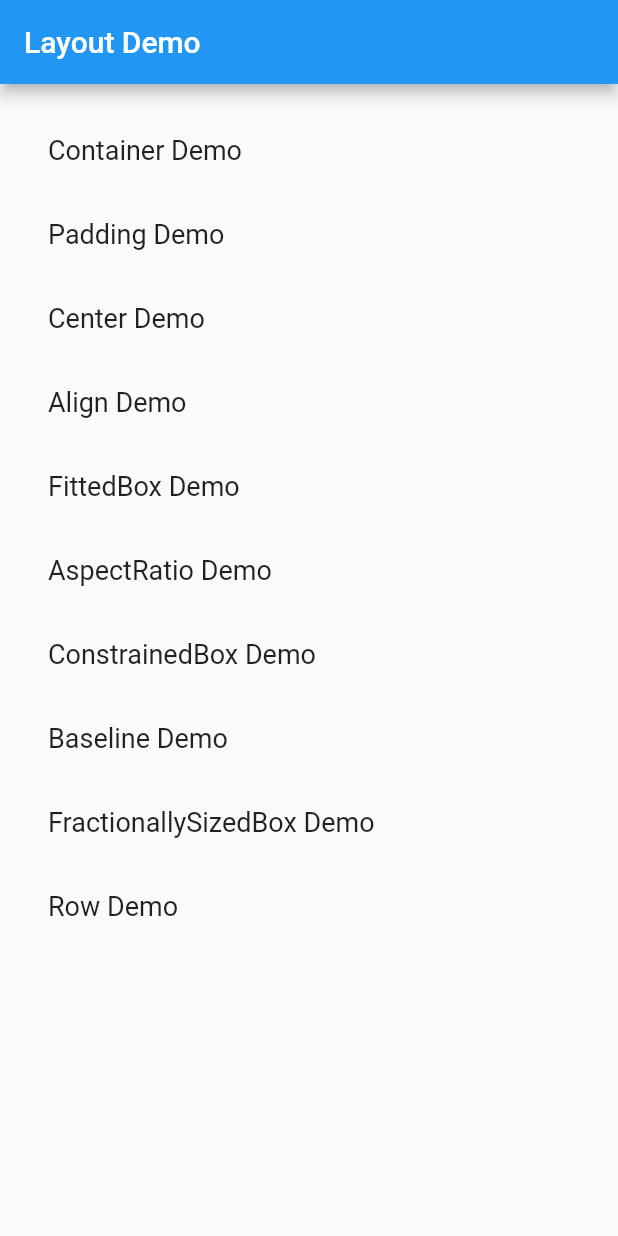
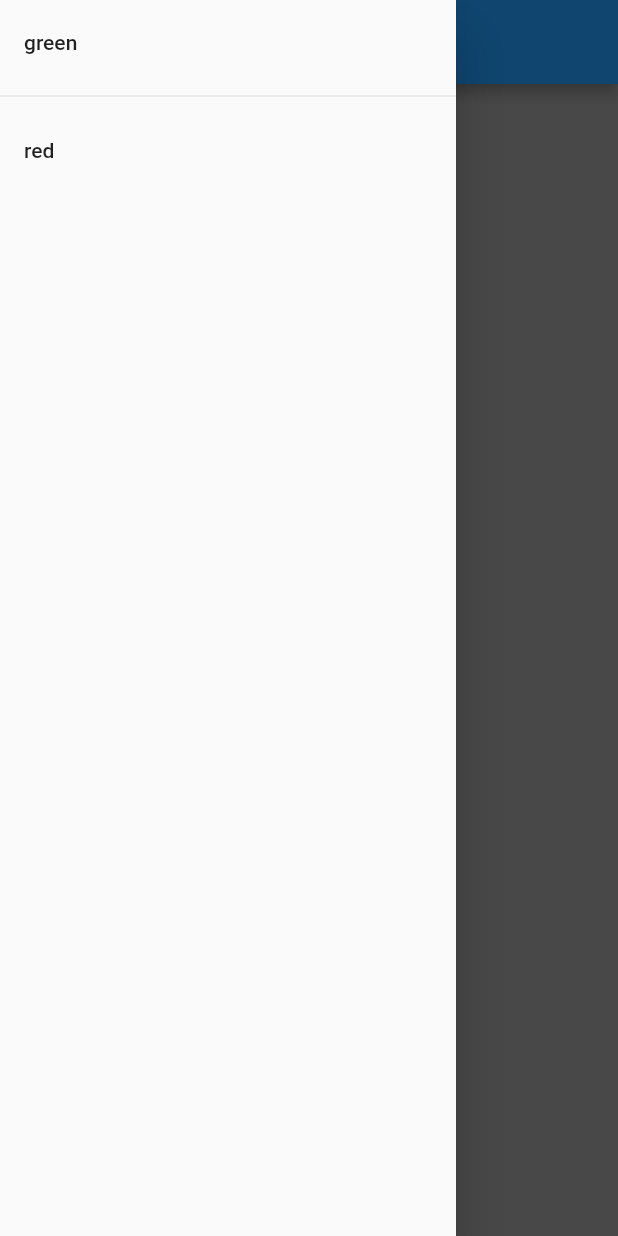
Before and after one commit to lhalcyon/flutter_study, a Flutter app: the screen it shows after launch, with the side drawer open (before the commit the screen has no drawer), on a phone screen of 412 x 824 dp. Run offline on Flutter 3.47's test engine with Material 2 defaults, Android fonts, the phone set to English and light mode, and no system bars.

Commit message:
todo drawer bind page

```diff
--- /dev/null
+++ b/lib/drawer/drawer.dart
@@ -0,0 +1,25 @@
+import 'package:flutter/material.dart';
+
+
+class DemoDrawer extends StatelessWidget {
+
+
+  @override
+  Widget build(BuildContext context) {
+      final List<Widget> allDrawerItems = <Widget> [
+          new ListTile(
+            title: const Text('green'),
+          ),
+          const Divider(),
+          new ListTile(
+            title: const Text('red'),
+          )
+      ];
+
+      return new Drawer(
+        child: new ListView(
+          primary: false,children: allDrawerItems,
+        ),
+      );
+  }
+}
--- a/lib/main.dart
+++ b/lib/main.dart
@@ -1,117 +1,40 @@
 import 'package:flutter/material.dart';
-import 'package:vue_study/demo_aspect_ratio.dart';
-import 'package:vue_study/demo_baseline.dart';
-import 'package:vue_study/demo_constrainedbox.dart';
-import 'package:vue_study/demo_container.dart';
-import 'package:vue_study/demo_fittedbox.dart';
-import 'package:vue_study/demo_fractionallysizedbox.dart';
-import 'package:vue_study/demo_padding.dart';
-import 'package:vue_study/demo_align.dart';
-import 'package:vue_study/multi/demo_row.dart';
+import 'package:vue_study/drawer/drawer.dart';
+import 'package:vue_study/layout/main_layout_single.dart';
 
 void main() => runApp(new DemoApp());
 
 class DemoApp extends StatelessWidget {
-  // This widget is the root of your application.
+
   @override
   Widget build(BuildContext context) {
     return new MaterialApp(
-        title: 'Layout Demo',
-        theme: new ThemeData(
-          primarySwatch: Colors.blue,
-        ),
-        home: new DemoListPage()
+      theme: new ThemeData(primaryColor: Colors.blue),
+      home: new DemoMain(),
     );
   }
 }
 
-class DemoListPage extends StatefulWidget {
-
-  @override
-  State createState() => new DemoListState();
-}
-
-class DemoListState extends State<DemoListPage> {
-
-  final _biggerFont = const TextStyle(fontSize: 18.0);
-
-  final _demoPageList = <PageEntry>[
-    new PageEntry('Container Demo', new DemoContainer()),
-    new PageEntry('Padding Demo', new DemoPadding()),
-    new PageEntry('Center Demo', null),
-    new PageEntry('Align Demo', new DemoAlign()),
-    new PageEntry('FittedBox Demo', new DemoFittedBox()),
-    new PageEntry('AspectRatio Demo', new DemoAspectRatio()),
-    new PageEntry('ConstrainedBox Demo', new DemoConstrainedBox()),
-    new PageEntry('Baseline Demo', new DemoBaseline()),
-    new PageEntry('FractionallySizedBox Demo', new DemoFractionallySizedBox()),
-    new PageEntry('Row Demo', new DemoRow()),
-
-  ];
-
-  Widget _buildDemoPage() {
-    return new ListView.builder(
-        padding: const EdgeInsets.all(16.0),
-        itemCount: _demoPageList.length,
-        itemBuilder: (context, i) {
-          var demo = _demoPageList[i];
-          return _buildRow(demo);
-        }
-    );
-  }
-
-  @override
-  void initState() {
-    super.initState();
-  }
+class DemoMain extends StatelessWidget {
 
   @override
   Widget build(BuildContext context) {
     return new Scaffold(
-        appBar: new AppBar(
-            title: new Text('Layout Demo')
-        ),
-        body: _buildDemoPage()
+      appBar: new AppBar(
+        title: const Text('Title'),
+      ),
+      body: new Container(color: Colors.grey,),
+      drawer: new DemoDrawer(),
     );
-  }
-
-  Widget _buildRow(PageEntry demo) {
-    return new ListTile(
-      title: new Text(
-        demo.title,
-        style: _biggerFont,
-      ),
-      onTap: () {
-        _pushPage(demo);
-      },
-    );
-  }
-
-  void _pushPage(PageEntry demo) {
-    var widget = demo.widget;
-
-    if (widget != null) {
-      Navigator.of(context).push(
-          new MaterialPageRoute(builder: (context) {
-            return new Scaffold(
-                appBar: new AppBar(
-                    title: new Text(demo.title)
-                ),
-                body: widget
-            );
-          })
-      );
-    }
   }
 }
 
+
+
 class PageEntry {
-
   String title;
 
   Widget widget;
 
   PageEntry(this.title, this.widget);
-
-
 }
```
Also changed, not shown: lib/layout/main_layout_single.dart (added, +96 -0 lines), lib/layout/demo_align.dart (renamed from lib/demo_align.dart), lib/layout/demo_aspect_ratio.dart (renamed from lib/demo_aspect_ratio.dart), lib/layout/demo_baseline.dart (renamed from lib/demo_baseline.dart), lib/layout/demo_constrainedbox.dart (renamed from lib/demo_constrainedbox.dart), lib/layout/demo_container.dart (renamed from lib/demo_container.dart), lib/layout/demo_fittedbox.dart (renamed from lib/demo_fittedbox.dart), lib/layout/demo_fractionallysizedbox.dart (renamed from lib/demo_fractionallysizedbox.dart), lib/layout/demo_padding.dart (renamed from lib/demo_padding.dart).
